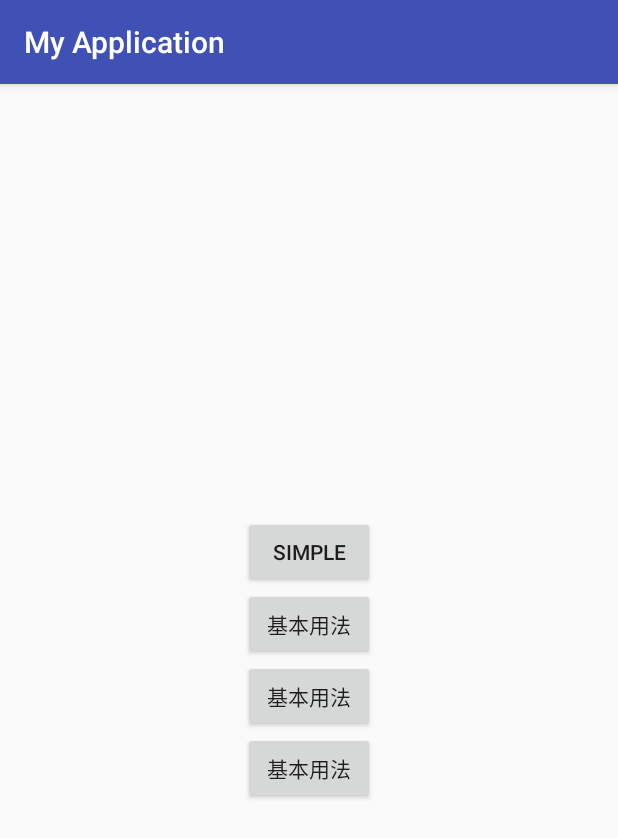
After one commit to Liuncoolman/AndroidDemo, an Android app: the RxJavaMainActivity screen opened directly, with no data from a screen before it, on a phone screen of 412 x 824 dp. The commit adds this screen. Shown: the top 838 px of the screen. Run offline under Robolectric (Android 15) with nearby library versions, the phone set to English and light mode, and no system bars.

Commit message:
1.兼容AndroidX 2.新增Rxjava 基本使用demo

```diff
--- /dev/null
+++ b/app/src/main/java/com/liun/demo/rx/RxJavaMainActivity.java
@@ -0,0 +1,28 @@
+package com.liun.demo.rx;
+
+import android.content.Intent;
+import android.os.Bundle;
+import android.view.View;
+
+import com.liun.demo.R;
+
+import androidx.annotation.Nullable;
+import androidx.appcompat.app.AppCompatActivity;
+
+/**
+ * Description:
+ * Author：Liun
+ * Date:2019/03/25 14:27
+ */
+public class RxJavaMainActivity extends AppCompatActivity {
+    @Override
+    protected void onCreate(@Nullable Bundle savedInstanceState) {
+        super.onCreate(savedInstanceState);
+
+        setContentView(R.layout.activity_rx_main);
+    }
+
+    public void simple(View view){
+        startActivity(new Intent(this,RxSimpleActivity.class));
+    }
+}
--- a/app/src/main/java/com/liun/demo/unittest/UnitTestActivity.java
+++ b/app/src/main/java/com/liun/demo/unittest/UnitTestActivity.java
@@ -1,10 +1,11 @@
 package com.liun.demo.unittest;
 
 import android.os.Bundle;
-import android.support.annotation.Nullable;
-import android.support.v7.app.AppCompatActivity;
 
 import com.liun.demo.R;
+
+import androidx.annotation.Nullable;
+import androidx.appcompat.app.AppCompatActivity;
 
 /**
  * Description:
--- a/app/src/main/java/com/liun/demo/uploadProgress/UploadProgressActivity.java
+++ b/app/src/main/java/com/liun/demo/uploadProgress/UploadProgressActivity.java
@@ -5,14 +5,15 @@ import android.graphics.Color;
 import android.os.Bundle;
 import android.os.Handler;
 import android.os.Message;
-import android.support.annotation.Nullable;
-import android.support.v7.app.AppCompatActivity;
 import android.view.View;
 import android.widget.FrameLayout;
 import android.widget.RelativeLayout;
 import android.widget.SeekBar;
 
 import com.liun.demo.R;
+
+import androidx.annotation.Nullable;
+import androidx.appcompat.app.AppCompatActivity;
 
 /**
  * Description:
--- a/app/src/main/java/com/liun/demo/utils/DynamicTimeFormat.java
+++ b/app/src/main/java/com/liun/demo/utils/DynamicTimeFormat.java
@@ -1,12 +1,12 @@
 package com.liun.demo.utils;
-
-import android.support.annotation.NonNull;
 
 import java.text.FieldPosition;
 import java.text.SimpleDateFormat;
 import java.util.Calendar;
 import java.util.Date;
 import java.util.Locale;
+
+import androidx.annotation.NonNull;
 
 /**
  * 动态时间格式化
--- a/app/src/main/java/com/liun/demo/view/AlignTextView.java
+++ b/app/src/main/java/com/liun/demo/view/AlignTextView.java
@@ -7,6 +7,7 @@ import android.graphics.Paint;
 import android.graphics.Rect;
 import android.text.TextUtils;
 import android.util.AttributeSet;
+import android.widget.TextView;
 
 import com.liun.demo.R;
 
@@ -16,7 +17,7 @@ import com.liun.demo.R;
  * Author：Liun
  * Date:2018/07/17 09:58
  */
-public class AlignTextView extends android.support.v7.widget.AppCompatTextView {
+public class AlignTextView extends TextView {
     private static final String TAG = "AlignTextView";
     private static final int SUFFIXMODE_FULL_WIDTH = 1;
     private static final int SUFFIXMODE_HALF_WIDTH = 2;
--- a/app/src/main/java/com/liun/demo/voice/MediaPlayerActivity.java
+++ b/app/src/main/java/com/liun/demo/voice/MediaPlayerActivity.java
@@ -2,13 +2,14 @@ package com.liun.demo.voice;
 
 import android.media.MediaPlayer;
 import android.os.Bundle;
-import android.support.annotation.Nullable;
-import android.support.v7.app.AppCompatActivity;
 import android.view.View;
 import android.widget.Button;
 import android.widget.TextView;
 
 import com.liun.demo.R;
+
+import androidx.annotation.Nullable;
+import androidx.appcompat.app.AppCompatActivity;
 
 /**
  * Description:
--- a/app/src/main/res/layout/activity_main.xml
+++ b/app/src/main/res/layout/activity_main.xml
@@ -20,6 +20,12 @@
             android:layout_width="wrap_content"
             android:layout_height="wrap_content"
             android:text="播放音频"/>
+
+        <Button
+            android:onClick="onRxJava"
+            android:layout_width="wrap_content"
+            android:layout_height="wrap_content"
+            android:text="RxJava"/>
     </LinearLayout>
 
 </ScrollView>
--- /dev/null
+++ b/app/src/main/res/layout/activity_rx_main.xml
@@ -0,0 +1,29 @@
+<?xml version="1.0" encoding="utf-8"?>
+<LinearLayout xmlns:android="http://schemas.android.com/apk/res/android"
+    android:layout_width="match_parent"
+    android:layout_height="match_parent"
+    android:gravity="center"
+    android:orientation="vertical">
+
+    <Button
+        android:layout_width="wrap_content"
+        android:layout_height="wrap_content"
+        android:text="simple"
+        android:onClick="simple"/>
+
+    <Button
+        android:layout_width="wrap_content"
+        android:layout_height="wrap_content"
+        android:text="基本用法" />
+
+    <Button
+        android:layout_width="wrap_content"
+        android:layout_height="wrap_content"
+        android:text="基本用法" />
+
+    <Button
+        android:layout_width="wrap_content"
+        android:layout_height="wrap_content"
+        android:text="基本用法" />
+
+</LinearLayout>
--- a/build.gradle
+++ b/build.gradle
@@ -8,7 +8,7 @@ buildscript {
         jcenter()
     }
     dependencies {
-        classpath 'com.android.tools.build:gradle:3.1.1'
+        classpath 'com.android.tools.build:gradle:3.3.2'
         //添加apt插件
         classpath 'com.neenbedankt.gradle.plugins:android-apt:1.8'
         classpath "org.jetbrains.kotlin:kotlin-gradle-plugin:$kotlin_version"
--- a/gradle.properties
+++ b/gradle.properties
@@ -15,3 +15,5 @@ org.gradle.jvmargs=-Xmx1536m
 # This option should only be used with decoupled projects. More details, visit
 # http://www.gradle.org/docs/current/userguide/multi_project_builds.html#sec:decoupled_projects
 # org.gradle.parallel=true
+android.useAndroidX=true
+android.enableJetifier=true
```
Also changed, not shown: app/build.gradle (+22 -5 lines), app/src/main/AndroidManifest.xml (+9 -3 lines), app/src/main/java/com/liun/demo/MainActivity.java (+9 -2 lines), app/src/main/java/com/liun/demo/rx/RxSimpleActivity.java (added, +110 -0 lines), app/src/main/java/com/liun/demo/utils/AndKitKat.java (+5 -4 lines), app/src/main/java/com/liun/demo/utils/AndLollipop.java (+17 -10 lines), app/src/main/java/com/liun/demo/utils/AndStatusUtils.java (+8 -6 lines), app/src/main/java/com/liun/demo/view/CollapsedTextView.java (+11 -11 lines), app/src/main/res/layout/activity_rx_simple.xml (added, +21 -0 lines), app/src/main/res/values/attrs.xml (+0 -44 lines), gradle/wrapper/gradle-wrapper.properties (added), 1 other file.
